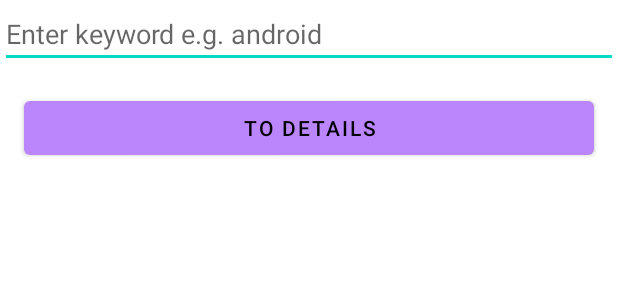
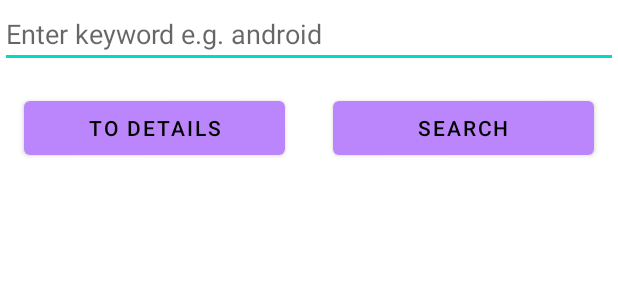
Before and after one commit to saityan/MinorTests, an Android app: the layout activity_main.xml on its own in the app's theme, with its tools: preview values and no code run, on a phone screen of 412 x 824 dp. Shown: the top 300 px of the screen. Run offline under Robolectric (Android 15) with nearby library versions, the phone set to English and light mode, and no system bars.

Commit message:
search button added in MainActivity

```diff
--- a/app/src/main/res/layout/activity_main.xml
+++ b/app/src/main/res/layout/activity_main.xml
@@ -20,7 +20,6 @@
         android:layout_width="match_parent"
         android:layout_height="wrap_content"
         android:hint="@string/search_hint"
-        android:imeOptions="actionSearch"
         android:inputType="text"
         android:maxLines="1"
         android:singleLine="true"
@@ -29,16 +28,29 @@
 
     <Button
         android:id="@+id/toDetailsActivityButton"
-        android:layout_width="match_parent"
+        android:layout_width="0dp"
         android:layout_height="wrap_content"
         android:layout_margin="@dimen/margin"
         android:text="@string/to_details"
+        app:layout_constraintStart_toStartOf="parent"
+        app:layout_constraintEnd_toEndOf="@+id/guideline_second"
+        app:layout_constraintTop_toBottomOf="@id/searchEditText" />
+
+    <Button
+        android:id="@+id/searchRepositoryButton"
+        android:layout_width="0dp"
+        android:layout_height="wrap_content"
+        android:layout_margin="@dimen/margin"
+        android:text="@string/search_repository"
+        app:layout_constraintStart_toEndOf="@+id/guideline_second"
+        app:layout_constraintEnd_toEndOf="parent"
         app:layout_constraintTop_toBottomOf="@id/searchEditText" />
 
     <TextView
         android:id="@+id/totalCountTextView"
         android:layout_width="match_parent"
         android:layout_height="wrap_content"
+        android:layout_marginTop="10dp"
         android:gravity="center_horizontal"
         android:text="@string/results_count"
         android:visibility="invisible"
@@ -54,4 +66,11 @@
         android:layout_marginTop="@dimen/margin"
         app:layoutManager="androidx.recyclerview.widget.LinearLayoutManager"
         app:layout_constraintTop_toBottomOf="@id/totalCountTextView" />
+
+    <androidx.constraintlayout.widget.Guideline
+        android:id="@+id/guideline_second"
+        android:layout_width="wrap_content"
+        android:layout_height="wrap_content"
+        android:orientation="vertical"
+        app:layout_constraintGuide_percent="0.5" />
 </androidx.constraintlayout.widget.ConstraintLayout>
--- a/app/src/main/res/values/strings.xml
+++ b/app/src/main/res/values/strings.xml
@@ -8,4 +8,5 @@
     <string name="decrement_text">-</string>
     <string name="increment_text">+</string>
     <string name="to_details">to details</string>
+    <string name="search_repository">search</string>
 </resources>
```
Also changed, not shown: 2 other files.
